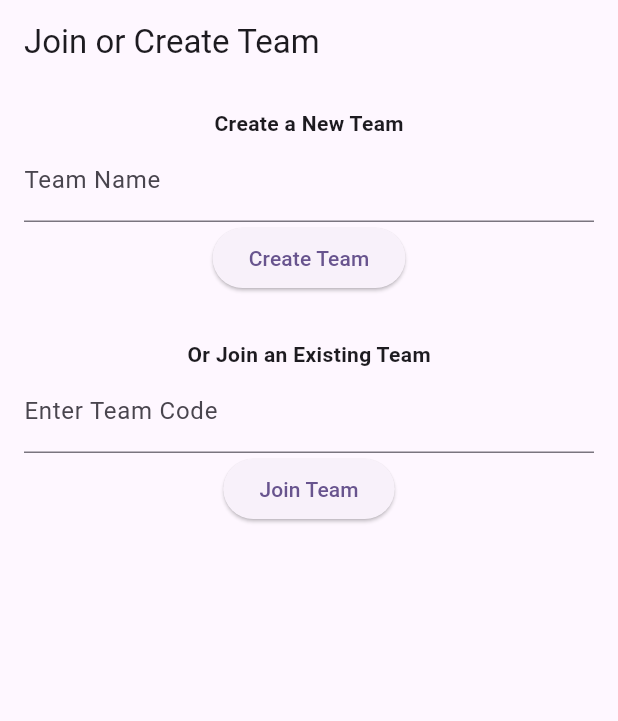
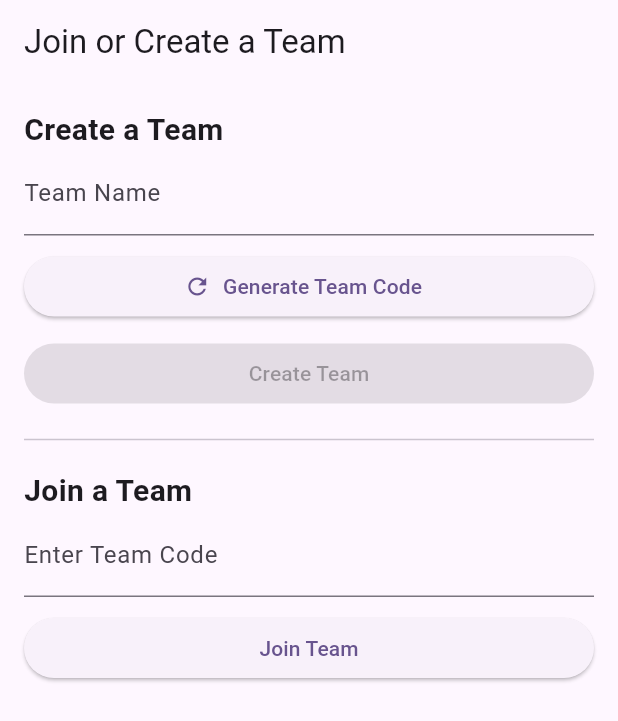
Before and after one commit to pvguevarra/PlayIQ, a Flutter app: the CreateJoinTeamPage screen opened directly, on a phone screen of 412 x 824 dp. Shown: the top 721 px of the screen. Run offline on Flutter 3.47's test engine with Material 3 defaults, Android fonts, the phone set to English and light mode, and no system bars; our stand-ins replace cloud_firestore, firebase_auth, firebase_core, geocoding, geolocator, iconsax and 1 more; accounts and stored records are empty.

Commit message:
Added Create/Join Team functionality

```diff
--- a/lib/create_join_team_page.dart
+++ b/lib/create_join_team_page.dart
@@ -1,3 +1,4 @@
+import 'dart:math';
 import 'package:flutter/material.dart';
 import 'package:cloud_firestore/cloud_firestore.dart';
 import 'package:firebase_auth/firebase_auth.dart';
@@ -11,108 +12,170 @@ class CreateJoinTeamPage extends StatefulWidget {
 }
 
 class _CreateJoinTeamPageState extends State<CreateJoinTeamPage> {
-  final TextEditingController _teamNameController = TextEditingController();
-  final TextEditingController _teamCodeController = TextEditingController();
+  final TextEditingController teamNameController = TextEditingController();
+  final TextEditingController joinCodeController = TextEditingController();
+
+  final FirebaseFirestore _firestore = FirebaseFirestore.instance;
   final FirebaseAuth _auth = FirebaseAuth.instance;
-  final FirebaseFirestore _firestore = FirebaseFirestore.instance;
 
+  String?
+      generatedCode; //Stores randomly generated team code once it is created
+
+  // Generates a 7 character random alphanumeric code
+  String _generateRandomCode(int length) {
+    const chars = 'ABCDEFGHIJKLMNOPQRSTUVWXYZ0123456789';
+    final rand = Random();
+    return List.generate(length, (index) => chars[rand.nextInt(chars.length)])
+        .join();
+  }
+
+  // Generates a unique team code and checks if it already exists in Firestore
+  // If it exists, it generates a new one until a unique code is found
+  Future<void> _generateUniqueCode() async {
+    bool isUnique = false;
+    String newCode = '';
+
+    while (!isUnique) {
+      newCode = _generateRandomCode(7);
+      final existing = await _firestore
+          .collection('teams')
+          .where('code', isEqualTo: newCode)
+          .get();
+
+      if (existing.docs.isEmpty) {
+        isUnique = true;
+      }
+    }
+    // Shows the generated code in the UI
+    setState(() {
+      generatedCode = newCode;
+    });
+  }
+
+  // Creates a new team in Firestore with the generated code
   Future<void> _createTeam() async {
     final user = _auth.currentUser;
-    if (user == null || _teamNameController.text.trim().isEmpty) return;
+    final teamName = teamNameController.text.trim();
 
-    try {
-      // Create team
-      DocumentReference teamRef = await _firestore.collection('teams').add({
-        'name': _teamNameController.text.trim(),
+    if (teamName.isEmpty || generatedCode == null || user == null) return;
+
+    // Saves the team data in Firestore
+    final teamRef = await _firestore.collection('teams').add({
+      'name': teamName,
+      'code': generatedCode,
       'createdBy': user.uid,
       'members': [user.uid],
     });
 
-      // Update user document with teamId
     await _firestore.collection('users').doc(user.uid).update({
       'teamId': teamRef.id,
     });
 
-      // Navigate to dashboard
+    // Navigates to the dashboard page after creating the team
     Navigator.pushReplacement(
       context,
       MaterialPageRoute(builder: (_) => const DashboardPage()),
     );
-    } catch (e) {
-      ScaffoldMessenger.of(context).showSnackBar(
-        SnackBar(content: Text('Error creating team: $e')),
-      );
-    }
   }
 
+  // Joins an existing team using the provided code
   Future<void> _joinTeam() async {
     final user = _auth.currentUser;
-    final teamCode = _teamCodeController.text.trim();
-    if (user == null || teamCode.isEmpty) return;
+    final enteredCode = joinCodeController.text.trim().toUpperCase();
 
-    try {
-      final teamDoc = await _firestore.collection('teams').doc(teamCode).get();
-      if (!teamDoc.exists) {
+    if (enteredCode.isEmpty || user == null) return;
+
+    final result = await _firestore
+        .collection('teams')
+        .where('code', isEqualTo: enteredCode)
+        .limit(1)
+        .get();
+
+    if (result.docs.isEmpty) {
       ScaffoldMessenger.of(context).showSnackBar(
-          const SnackBar(content: Text('Team not found')),
+        const SnackBar(content: Text("Team code not found.")),
       );
       return;
     }
 
-      // Add user to team's member list
-      await _firestore.collection('teams').doc(teamCode).update({
+    final teamDoc = result.docs.first;
+    final teamId = teamDoc.id;
+
+    // Add user to the team's members list
+    await _firestore.collection('teams').doc(teamId).update({
       'members': FieldValue.arrayUnion([user.uid]),
     });
 
-      // Update user's teamId
+    // Updates user with the team ID
     await _firestore.collection('users').doc(user.uid).update({
-        'teamId': teamCode,
+      'teamId': teamId,
     });
 
     Navigator.pushReplacement(
       context,
       MaterialPageRoute(builder: (_) => const DashboardPage()),
     );
-    } catch (e) {
-      ScaffoldMessenger.of(context).showSnackBar(
-        SnackBar(content: Text('Error joining team: $e')),
-      );
-    }
   }
 
+  // UI portion of the code
   @override
   Widget build(BuildContext context) {
     return Scaffold(
-      appBar: AppBar(title: const Text('Join or Create Team')),
+      appBar: AppBar(title: const Text("Join or Create a Team")),
       body: Padding(
         padding: const EdgeInsets.all(16.0),
-        child: Column(
+        child: ListView(
           children: [
-            const Text(
-              'Create a New Team',
-              style: TextStyle(fontWeight: FontWeight.bold),
-            ),
+            const Text("Create a Team",
+                style: TextStyle(fontSize: 20, fontWeight: FontWeight.bold)),
+
+            // Input team name
             TextField(
-              controller: _teamNameController,
+              controller: teamNameController,
               decoration: const InputDecoration(labelText: 'Team Name'),
             ),
+            const SizedBox(height: 10),
+
+            // Button to generate a unique team code
+            ElevatedButton.icon(
+              icon: const Icon(Icons.refresh),
+              onPressed: _generateUniqueCode,
+              label: const Text("Generate Team Code"),
+            ),
+            // Shows the generated code once it is created
+            if (generatedCode != null) ...[
+              const SizedBox(height: 10),
+              Center(
+                child: Text(
+                  "Team Code: $generatedCode",
+                  style: const TextStyle(
+                    fontSize: 18,
+                    fontWeight: FontWeight.bold,
+                    color: Colors.deepPurple,
+                  ),
+                ),
+              ),
+            ],
+            const SizedBox(height: 10),
+            // Button to create the team
             ElevatedButton(
-              onPressed: _createTeam,
-              child: const Text('Create Team'),
+              onPressed: generatedCode != null ? _createTeam : null,
+              child: const Text("Create Team"),
             ),
-            const SizedBox(height: 30),
-            const Text(
-              'Or Join an Existing Team',
-              style: TextStyle(fontWeight: FontWeight.bold),
-            ),
+
+            const Divider(height: 40),
+
+            const Text("Join a Team",
+                style: TextStyle(fontSize: 20, fontWeight: FontWeight.bold)),
+            // Input team code
             TextField(
-              controller: _teamCodeController,
+              controller: joinCodeController,
               decoration: const InputDecoration(labelText: 'Enter Team Code'),
             ),
+            const SizedBox(height: 10),
+            // Join existing team button
             ElevatedButton(
-              onPressed: _joinTeam,
-              child: const Text('Join Team'),
-            ),
+                onPressed: _joinTeam, child: const Text("Join Team")),
           ],
         ),
       ),
```
Lines whose indentation alone changed are shown as unchanged.
